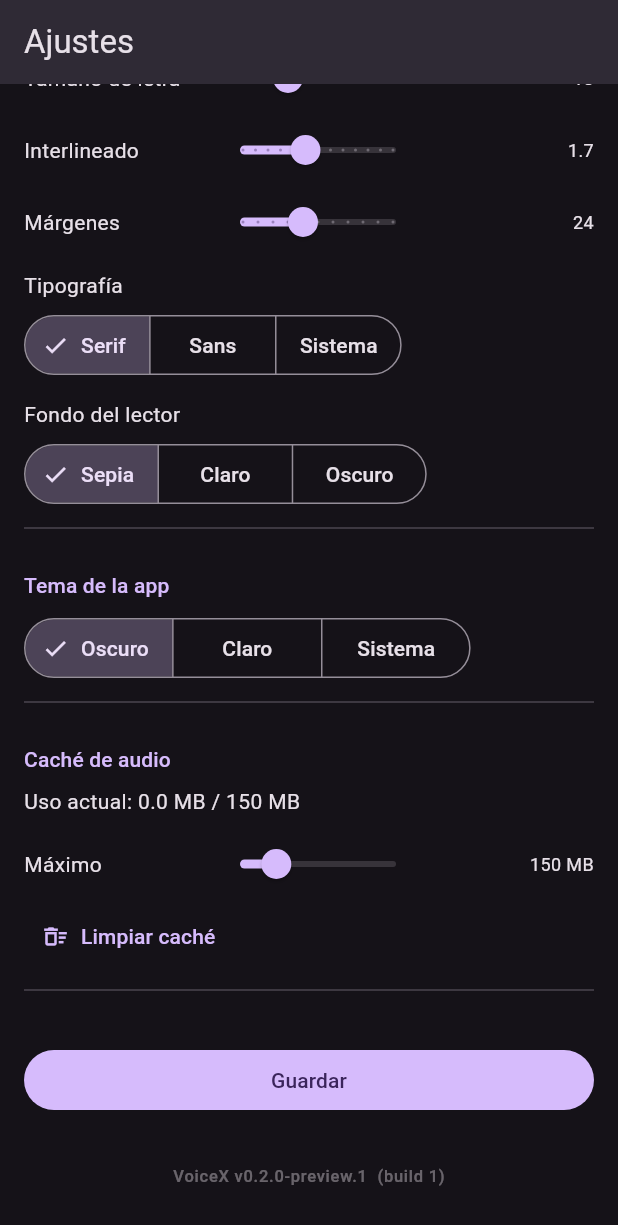
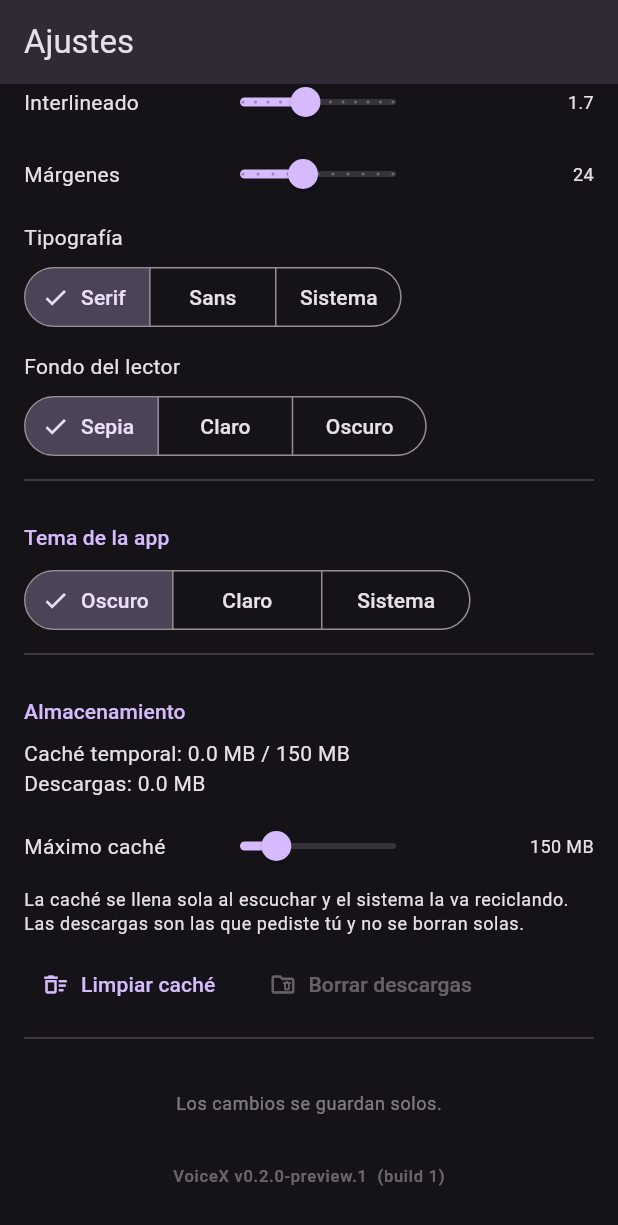
Before and after one commit to PedroSolorzano/voicex-movil, a Flutter app: the SettingsScreen screen opened by its route, scrolled down 1152 dp, after a tap on "Serif", on a phone screen of 412 x 824 dp. Shown: the top 1225 px of the screen. Run offline on Flutter 3.47's test engine with Material 3 defaults, Android fonts, the phone set to English and light mode, and no system bars; our stand-ins replace audio_service, connectivity_plus, file_picker, flutter_riverpod, flutter_tts, go_router and 5 more; missing offline and left inert: audio_session, epubx; accounts and stored records are empty; statements that could not run were skipped.

Commit message:
Los ajustes se guardan solos, y limpiar caché ya no borra las descargas
Guardado automático
- Cambiar de motor obligaba a recorrer toda la pantalla hasta un botón
  "Guardar" al final. Ahora cada cambio se aplica al instante y se persiste con
  400 ms de retardo, de modo que arrastrar un deslizador no se convierte en una
  escritura por píxel. Si se sale de la pantalla con algo pendiente, se escribe
  antes de salir.

Limpiar caché borraba las descargas
- clearAll() eliminaba toda la tabla, incluidas las entradas fijadas: un botón
  rotulado "caché" se llevaba por delante horas de síntesis descargada. Ahora
  respeta lo fijado, y hay una acción aparte para borrar descargas, con
  confirmación y avisando de los MB.
- Ajustes muestra los dos tamaños por separado y explica la diferencia: la
  caché se llena sola al escuchar y el sistema la recicla; las descargas las
  pidió el usuario y no se borran solas.

Co-Authored-By: Claude Opus 5 (1M context) <noreply@anthropic.com>

```diff
--- a/lib/storage/repositories.dart
+++ b/lib/storage/repositories.dart
@@ -381,13 +381,46 @@ class AudioCacheRepo {
     await db.delete('audio_cache', where: 'last_accessed < ?', whereArgs: [cutoff]);
   }
 
+  /// Clears the temporary cache, **keeping downloads**.
+  ///
+  /// Pinned entries are audio the reader deliberately downloaded for offline
+  /// listening — often hours of synthesis. Wiping those from a button labelled
+  /// "clear cache" would be a nasty surprise; [deleteDownloads] exists for when
+  /// that is really what is wanted.
   Future<void> clearAll() async {
     final db = await _db;
-    final rows = await db.query('audio_cache');
+    final rows = await db.query('audio_cache', where: 'pinned = 0');
     for (final row in rows) {
       await _deleteCachedFile(row['file_path'] as String);
     }
-    await db.delete('audio_cache');
+    await db.delete('audio_cache', where: 'pinned = 0');
+  }
+
+  /// Deletes the downloaded (pinned) audio.
+  Future<void> deleteDownloads() async {
+    final db = await _db;
+    final rows = await db.query('audio_cache', where: 'pinned = 1');
+    for (final row in rows) {
+      await _deleteCachedFile(row['file_path'] as String);
+    }
+    await db.delete('audio_cache', where: 'pinned = 1');
+  }
+
+  /// Size in KB split by whether it was downloaded on purpose.
+  Future<({int cacheKb, int downloadsKb})> sizeBreakdown() async {
+    final db = await _db;
+    final rows = await db.rawQuery(
+        'SELECT pinned, SUM(file_size_kb) AS kb FROM audio_cache GROUP BY pinned');
+    var cache = 0, downloads = 0;
+    for (final r in rows) {
+      final kb = (r['kb'] as int?) ?? 0;
+      if ((r['pinned'] as int?) == 1) {
+        downloads = kb;
+      } else {
+        cache = kb;
+      }
+    }
+    return (cacheKb: cache, downloadsKb: downloads);
   }
 
   Future<void> _evictToTarget(int targetKb) async {
--- a/lib/ui/screens/settings_screen.dart
+++ b/lib/ui/screens/settings_screen.dart
@@ -1,3 +1,4 @@
+import 'dart:async';
 import 'dart:io';
 import 'package:flutter/material.dart';
 import 'package:flutter_riverpod/flutter_riverpod.dart';
@@ -26,7 +27,8 @@ class _SettingsScreenState extends ConsumerState<SettingsScreen> {
   final _cacheRepo = AudioCacheRepo();
   final _previewPlayer = ja.AudioPlayer();
   int _cacheSizeKb = 0;
-  bool _saving = false;
+  int _downloadsKb = 0;
+  Timer? _saveDebounce;
   bool _testingServer = false;
   bool _serverOk = false;
   String? _serverStatus;
@@ -51,6 +53,11 @@ class _SettingsScreenState extends ConsumerState<SettingsScreen> {
 
   @override
   void dispose() {
+    // Leaving the screen must not drop a change still waiting on the debounce.
+    if (_saveDebounce?.isActive ?? false) {
+      _saveDebounce!.cancel();
+      unawaited(ref.read(settingsProvider.notifier).save(_settings));
+    }
     _previewPlayer.dispose();
     _kokoroUrlController.dispose();
     super.dispose();
@@ -95,14 +102,34 @@ class _SettingsScreenState extends ConsumerState<SettingsScreen> {
   }
 
   Future<void> _loadCacheSize() async {
-    final kb = await _cacheRepo.totalSizeKb();
-    if (mounted) setState(() => _cacheSizeKb = kb);
+    final size = await _cacheRepo.sizeBreakdown();
+    if (!mounted) return;
+    setState(() {
+      _cacheSizeKb = size.cacheKb;
+      _downloadsKb = size.downloadsKb;
+    });
   }
 
   AppSettings get _settings =>
       _draft ?? ref.read(settingsProvider).valueOrNull ?? AppSettings();
 
-  void _update(AppSettings next) => setState(() => _draft = next);
+  /// Applies a change straight away and persists it shortly after.
+  ///
+  /// Settings used to need an explicit Save at the bottom of a long page, so
+  /// switching engine meant scrolling past everything to confirm it. The draft
+  /// still exists so the UI reacts instantly; only the write is debounced, and
+  /// a drag across a slider does not become one write per pixel.
+  void _update(AppSettings next) {
+    setState(() => _draft = next);
+    _saveDebounce?.cancel();
+    _saveDebounce = Timer(const Duration(milliseconds: 400), _persist);
+  }
+
+  Future<void> _persist() async {
+    _saveDebounce?.cancel();
+    _saveDebounce = null;
+    await ref.read(settingsProvider.notifier).save(_settings);
+  }
 
   @override
   Widget build(BuildContext context) {
@@ -431,12 +458,14 @@ class _SettingsScreenState extends ConsumerState<SettingsScreen> {
             ),
           ]),
 
-          _Section(title: 'Caché de audio', children: [
-            Text(
-                'Uso actual: ${(_cacheSizeKb / 1024).toStringAsFixed(1)} MB / ${s.cacheMaxMb} MB'),
+          _Section(title: 'Almacenamiento', children: [
+            Text('Caché temporal: '
+                '${(_cacheSizeKb / 1024).toStringAsFixed(1)} MB / ${s.cacheMaxMb} MB'),
+            Text('Descargas: ${(_downloadsKb / 1024).toStringAsFixed(1)} MB',
+                style: Theme.of(context).textTheme.bodyMedium),
             const SizedBox(height: 8),
             _LabelledSlider(
-              label: 'Máximo',
+              label: 'Máximo caché',
               value: s.cacheMaxMb.toDouble(),
               min: 50,
               max: 500,
@@ -444,22 +473,41 @@ class _SettingsScreenState extends ConsumerState<SettingsScreen> {
               display: '${s.cacheMaxMb} MB',
               onChanged: (v) => _update(s.copyWith(cacheMaxMb: v.toInt())),
             ),
-            TextButton.icon(
-              icon: const Icon(Icons.delete_sweep_outlined),
-              label: const Text('Limpiar caché'),
-              onPressed: _clearCache,
+            const SizedBox(height: 4),
+            Text(
+              'La caché se llena sola al escuchar y el sistema la va reciclando. '
+              'Las descargas son las que pediste tú y no se borran solas.',
+              style: Theme.of(context).textTheme.bodySmall,
+            ),
+            const SizedBox(height: 8),
+            Wrap(
+              spacing: 8,
+              children: [
+                TextButton.icon(
+                  icon: const Icon(Icons.delete_sweep_outlined),
+                  label: const Text('Limpiar caché'),
+                  onPressed: _clearCache,
+                ),
+                TextButton.icon(
+                  icon: const Icon(Icons.folder_delete_outlined),
+                  label: const Text('Borrar descargas'),
+                  onPressed: _downloadsKb > 0 ? _deleteDownloads : null,
+                ),
+              ],
             ),
           ]),
 
           const SizedBox(height: 24),
-          FilledButton(
-            onPressed: _saving ? null : _save,
-            child: _saving
-                ? const SizedBox(
-                    height: 20,
-                    width: 20,
-                    child: CircularProgressIndicator(strokeWidth: 2))
-                : const Text('Guardar'),
+          Center(
+            child: Text(
+              'Los cambios se guardan solos.',
+              style: Theme.of(context).textTheme.bodySmall?.copyWith(
+                    color: Theme.of(context)
+                        .colorScheme
+                        .onSurface
+                        .withValues(alpha: 0.5),
+                  ),
+            ),
           ),
           const SizedBox(height: 32),
           if (_packageInfo != null)
@@ -478,15 +526,6 @@ class _SettingsScreenState extends ConsumerState<SettingsScreen> {
         ],
       ),
     );
-  }
-
-  Future<void> _save() async {
-    setState(() => _saving = true);
-    await ref.read(settingsProvider.notifier).save(_settings);
-    if (!mounted) return;
-    setState(() => _saving = false);
-    ScaffoldMessenger.of(context)
-        .showSnackBar(const SnackBar(content: Text('Ajustes guardados')));
   }
 
   /// "1.25× · pausado". The number alone reads backwards for phoneme length.
@@ -516,8 +555,39 @@ class _SettingsScreenState extends ConsumerState<SettingsScreen> {
     ));
   }
 
+  /// Wipes the temporary cache only. Handy after switching engines: audio
+  /// cached under one engine is what made comparisons misleading.
   Future<void> _clearCache() async {
     await _cacheRepo.clearAll();
+    await _loadCacheSize();
+    if (!mounted) return;
+    ScaffoldMessenger.of(context).showSnackBar(const SnackBar(
+      content: Text('Caché limpiada. Las descargas se conservan.'),
+    ));
+  }
+
+  /// Downloads cost hours of synthesis, so this one asks first.
+  Future<void> _deleteDownloads() async {
+    final mb = (_downloadsKb / 1024).toStringAsFixed(1);
+    final ok = await showDialog<bool>(
+      context: context,
+      builder: (_) => AlertDialog(
+        title: const Text('Borrar descargas'),
+        content: Text('Se eliminarán $mb MB de audio descargado para escuchar '
+            'sin conexión. Volver a generarlo puede llevar horas.'),
+        actions: [
+          TextButton(
+              onPressed: () => Navigator.pop(context, false),
+              child: const Text('Cancelar')),
+          TextButton(
+              onPressed: () => Navigator.pop(context, true),
+              child: const Text('Borrar')),
+        ],
+      ),
+    );
+    if (ok != true) return;
+
+    await _cacheRepo.deleteDownloads();
     await _loadCacheSize();
   }
 
```
